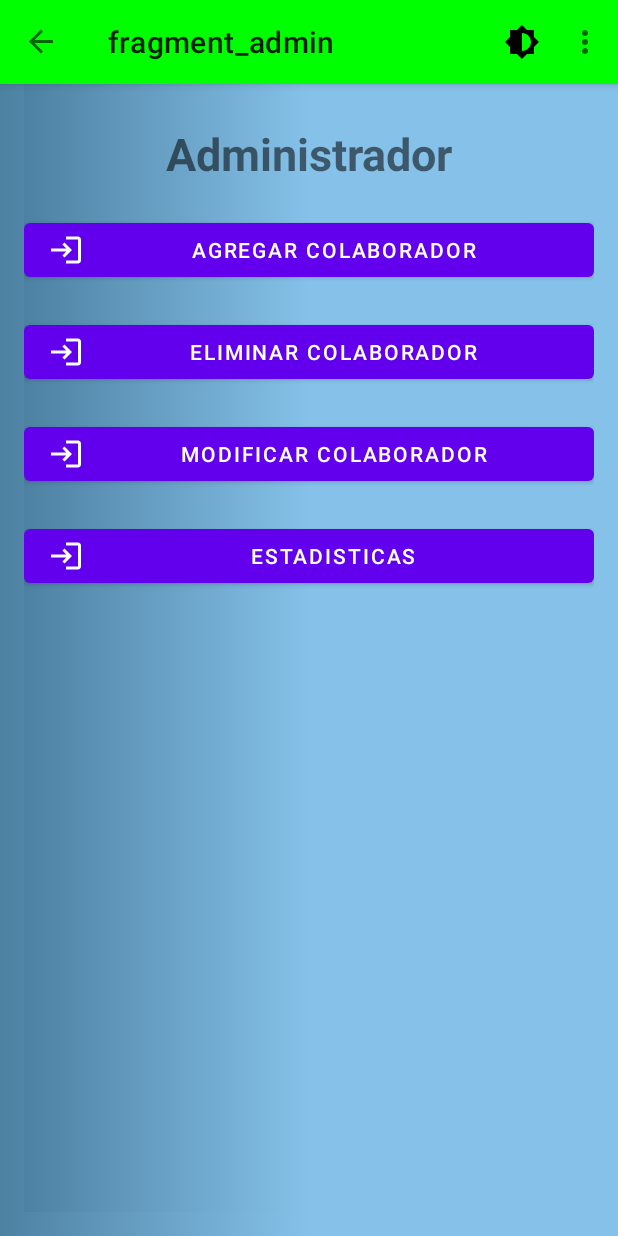
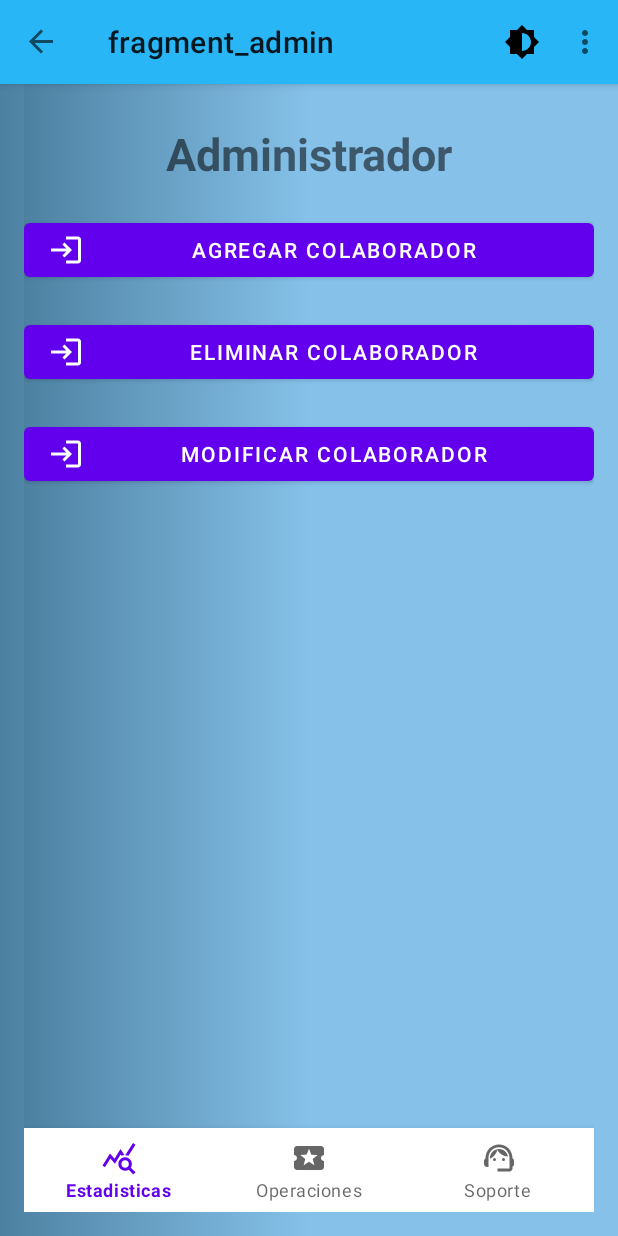
Before and after one commit to Proyecto-AIEP/piking1, an Android app built with Jetpack Compose: the AdminFragment screen opened through its navigation route, on a phone screen of 412 x 824 dp. Run offline under Robolectric (Android 15) with nearby library versions, the phone set to English and light mode, and no system bars; our stand-ins replace navigation-ui.

Commit message:
Mensaje descriptivo sobre los cambios realizados

```diff
--- a/app/build.gradle.kts
+++ b/app/build.gradle.kts
@@ -58,6 +58,7 @@ dependencies {
     val nav_version= "2.7.7"
     implementation("androidx.navigation:navigation-fragment-ktx:$nav_version")
     implementation("androidx.navigation:navigation-ui-ktx:$nav_version")
+    implementation("androidx.fragment:fragment-ktx:1.8.3")
 
     //material
     implementation("com.google.android.material:material:1.12.0")
--- a/app/src/main/java/com/example/pikingmovil/MainActivity.kt
+++ b/app/src/main/java/com/example/pikingmovil/MainActivity.kt
@@ -42,9 +42,9 @@ class MainActivity : AppCompatActivity() {
                     supportActionBar?.title = "Administrador"
                     supportActionBar?.setDisplayHomeAsUpEnabled(true)
                 }
-                R.id.loginFragment ->{
-                    supportActionBar?.title ="Homeapp"
-                }
+        //        R.id.loginFragment ->{
+        //            supportActionBar?.title ="Homeapp"
+        //        }
                 else -> {
                     supportActionBar?.title = "login"
                     supportActionBar?.setDisplayHomeAsUpEnabled(false)
--- /dev/null
+++ b/app/src/main/res/drawable/baseline_local_activity_24.xml
@@ -0,0 +1,5 @@
+<vector xmlns:android="http://schemas.android.com/apk/res/android" android:height="24dp" android:tint="#000000" android:viewportHeight="24" android:viewportWidth="24" android:width="24dp">
+
+    <path android:fillColor="@android:color/white" android:pathData="M20,12c0,-1.1 0.9,-2 2,-2L22,6c0,-1.1 -0.9,-2 -2,-2L4,4c-1.1,0 -1.99,0.9 -1.99,2v4c1.1,0 1.99,0.9 1.99,2s-0.89,2 -2,2v4c0,1.1 0.9,2 2,2h16c1.1,0 2,-0.9 2,-2v-4c-1.1,0 -2,-0.9 -2,-2zM15.58,16.8L12,14.5l-3.58,2.3 1.08,-4.12 -3.29,-2.69 4.24,-0.25L12,5.8l1.54,3.95 4.24,0.25 -3.29,2.69 1.09,4.11z"/>
+
+</vector>
--- /dev/null
+++ b/app/src/main/res/drawable/baseline_query_stats_24.xml
@@ -0,0 +1,5 @@
+<vector xmlns:android="http://schemas.android.com/apk/res/android" android:height="24dp" android:tint="#000000" android:viewportHeight="24" android:viewportWidth="24" android:width="24dp">
+
+    <path android:fillColor="@android:color/white" android:pathData="M19.88,18.47c0.44,-0.7 0.7,-1.51 0.7,-2.39c0,-2.49 -2.01,-4.5 -4.5,-4.5s-4.5,2.01 -4.5,4.5s2.01,4.5 4.49,4.5c0.88,0 1.7,-0.26 2.39,-0.7L21.58,23L23,21.58L19.88,18.47zM16.08,18.58c-1.38,0 -2.5,-1.12 -2.5,-2.5c0,-1.38 1.12,-2.5 2.5,-2.5s2.5,1.12 2.5,2.5C18.58,17.46 17.46,18.58 16.08,18.58zM15.72,10.08c-0.74,0.02 -1.45,0.18 -2.1,0.45l-0.55,-0.83l-3.8,6.18l-3.01,-3.52l-3.63,5.81L1,17l5,-8l3,3.5L13,6C13,6 15.72,10.08 15.72,10.08zM18.31,10.58c-0.64,-0.28 -1.33,-0.45 -2.05,-0.49c0,0 5.12,-8.09 5.12,-8.09L23,3.18L18.31,10.58z"/>
+
+</vector>
--- /dev/null
+++ b/app/src/main/res/drawable/baseline_support_agent_24.xml
@@ -0,0 +1,11 @@
+<vector xmlns:android="http://schemas.android.com/apk/res/android" android:height="24dp" android:tint="#000000" android:viewportHeight="24" android:viewportWidth="24" android:width="24dp">
+
+    <path android:fillColor="@android:color/white" android:pathData="M21,12.22C21,6.73 16.74,3 12,3c-4.69,0 -9,3.65 -9,9.28C2.4,12.62 2,13.26 2,14v2c0,1.1 0.9,2 2,2h1v-6.1c0,-3.87 3.13,-7 7,-7s7,3.13 7,7V19h-8v2h8c1.1,0 2,-0.9 2,-2v-1.22c0.59,-0.31 1,-0.92 1,-1.64v-2.3C22,13.14 21.59,12.53 21,12.22z"/>
+
+    <path android:fillColor="@android:color/white" android:pathData="M9,13m-1,0a1,1 0,1 1,2 0a1,1 0,1 1,-2 0"/>
+
+    <path android:fillColor="@android:color/white" android:pathData="M15,13m-1,0a1,1 0,1 1,2 0a1,1 0,1 1,-2 0"/>
+
+    <path android:fillColor="@android:color/white" android:pathData="M18,11.03C17.52,8.18 15.04,6 12.05,6c-3.03,0 -6.29,2.51 -6.03,6.45c2.47,-1.01 4.33,-3.21 4.86,-5.89C12.19,9.19 14.88,11 18,11.03z"/>
+
+</vector>
--- a/app/src/main/res/layout/fragment_admin.xml
+++ b/app/src/main/res/layout/fragment_admin.xml
@@ -52,18 +52,15 @@
         app:layout_constraintEnd_toEndOf="parent"
         android:layout_marginTop="20dp"
         app:icon="@drawable/baseline_login_24"/>
-    <com.google.android.material.button.MaterialButton
-        android:id="@+id/EstadisticaButtom"
+
+    <com.google.android.material.bottomnavigation.BottomNavigationView
         android:layout_width="0dp"
-        android:layout_height="wrap_content"
-        android:text="Estadisticas"
-        app:layout_constraintTop_toBottomOf="@+id/ModificarButtom"
+        android:layout_height="56dp"
+        app:menu="@menu/bottom_menu_admin"
+        app:layout_constraintBottom_toBottomOf="parent"
+        app:layout_constraintEnd_toEndOf="parent"
+        app:layout_constraintHorizontal_bias="0.5"
         app:layout_constraintStart_toStartOf="parent"
-        app:layout_constraintEnd_toEndOf="parent"
-        android:layout_marginTop="20dp"
-        app:icon="@drawable/baseline_login_24"/>
-
-
-
+        />
 
 </androidx.constraintlayout.widget.ConstraintLayout>
--- a/app/src/main/res/layout/main_activity.xml
+++ b/app/src/main/res/layout/main_activity.xml
@@ -21,7 +21,7 @@
             android:id="@+id/toolbar"
             android:layout_width="match_parent"
             android:layout_height="?attr/actionBarSize"
-            android:background="#00FF00"
+            android:background="#29B6F6"
             app:menu="@menu/menu_toolbar" />
     </com.google.android.material.appbar.AppBarLayout>
 
--- /dev/null
+++ b/app/src/main/res/menu/bottom_menu_admin.xml
@@ -0,0 +1,18 @@
+<?xml version="1.0" encoding="utf-8"?>
+<menu xmlns:android="http://schemas.android.com/apk/res/android">
+    <item
+        android:id="@+id/nav_estadistica"
+        android:title="Estadisticas"
+        android:icon="@drawable/baseline_query_stats_24"/>
+
+    <item
+    android:id="@+id/nav_operacion"
+    android:title="Operaciones"
+    android:icon="@drawable/baseline_local_activity_24"/>.
+
+    <item
+    android:id="@+id/nav_soporte"
+    android:title="Soporte"
+    android:icon="@drawable/baseline_support_agent_24"/>
+
+</menu>
```
Also changed, not shown: app/src/main/java/com/example/pikingmovil/view/Picker/PickerFragment.kt (deleted, +0 -25 lines), app/src/main/res/layout/fragment_logistica.xml (+11 -1 lines), app/src/main/res/layout/fragment_picker.xml (deleted, +0 -38 lines), app/src/main/res/menu/bottom_menu_logistica.xml (added, +13 -0 lines), app/src/main/res/menu/bottom_menu_supervisor.xml (added, +13 -0 lines).
